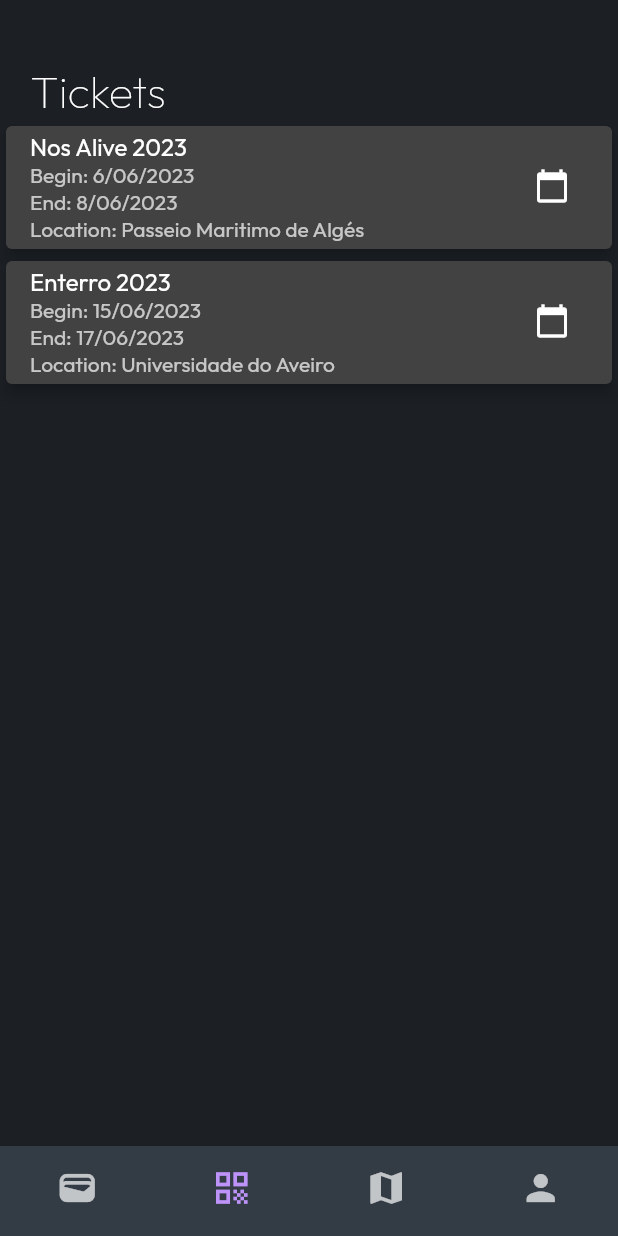
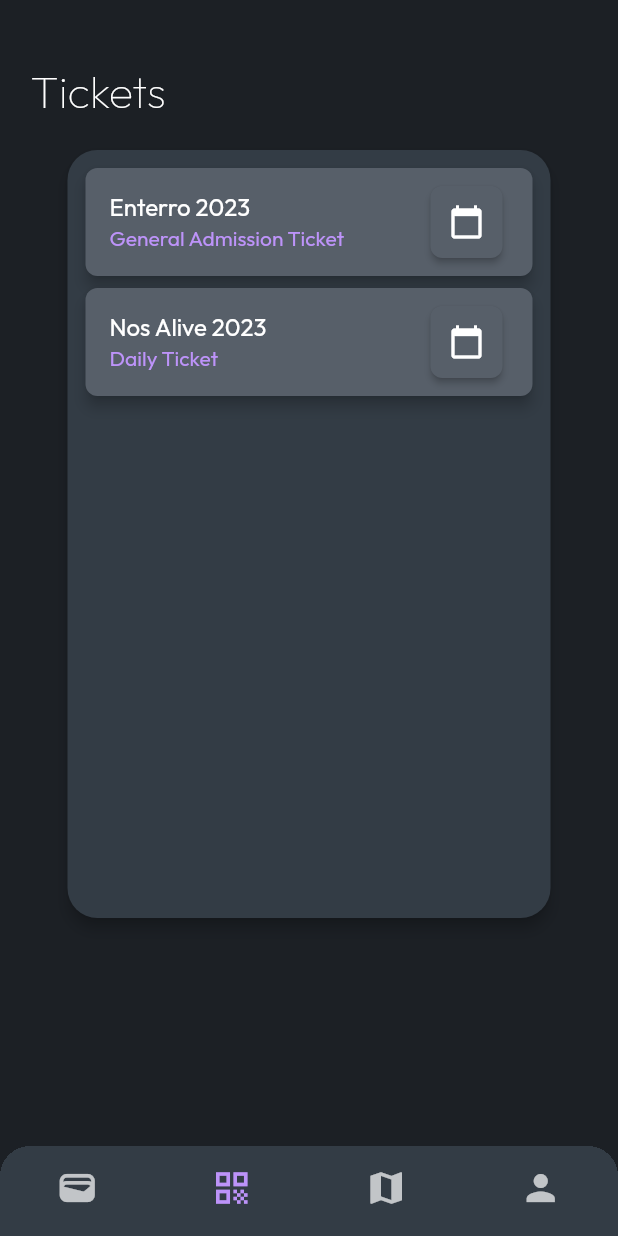
Before and after one commit to FranciscoCardita/social-summit, a Flutter app: the Tickets screen opened directly, on a phone screen of 412 x 824 dp. Run offline on Flutter 3.47's test engine with Material 2 defaults, Android fonts, the light colour scheme and no system bars; our stand-ins replace google_fonts, google_maps_flutter, intl_phone_field.

Commit message:
Tickets page fully functional

```diff
--- a/frontend/lib/tickets.dart
+++ b/frontend/lib/tickets.dart
@@ -10,6 +10,7 @@
   final String endDate;
   final String location;
   final String eventImage;
+  final String ticketType;
 
   Ticket({
     required this.eventName,
@@ -17,6 +18,7 @@
     required this.endDate,
     required this.location,
     required this.eventImage,
+    required this.ticketType,
   });
 }
 
@@ -68,18 +70,20 @@
   Widget build(BuildContext context) {
     List<Ticket> tickets = [
       Ticket(
+        eventName: 'Enterro 2023',
+        startDate: '22/04/2023',
+        endDate: '29/04/2023',
+        location: 'Universidade do Aveiro',
+        eventImage: 'assets/enterro.jpg',
+        ticketType: 'General Admission',
+      ),
+      Ticket(
         eventName: 'Nos Alive 2023',
         startDate: '6/06/2023',
         endDate: '8/06/2023',
         location: 'Passeio Maritimo de Algés',
         eventImage: 'assets/nos.jpg',
-      ),
-      Ticket(
-        eventName: 'Enterro 2023',
-        startDate: '15/06/2023',
-        endDate: '17/06/2023',
-        location: 'Universidade do Aveiro',
-        eventImage: 'assets/enterro.jpg',
+        ticketType: 'Daily',
       ),
     ];
 
@@ -102,9 +106,19 @@
               ),
             ],
           ),
-          SizedBox(
-            height: 400,
+          const SizedBox(height: 16),
+          Container(
+            alignment: Alignment.center,
+            height: 520,
+            width: 330,
+            child: Card(
+              shape: RoundedRectangleBorder(
+                borderRadius: BorderRadius.circular(20),
+              ),
+              color: const Color.fromRGBO(51, 60, 69, 100),
+              elevation: 4,
               child: ListView.builder(
+                padding: const EdgeInsets.all(8),
                 itemCount: tickets.length,
                 itemBuilder: (context, index) {
                   return GestureDetector(
@@ -112,18 +126,31 @@
                       _handleTicketClick(context, tickets[index]);
                     },
                     child: Card(
+                      color: const Color.fromARGB(255, 87, 95, 105),
+                      shape: RoundedRectangleBorder(
+                        borderRadius: BorderRadius.circular(8),
+                      ),
                       elevation: 4,
                       child: ListTile(
                         title: Text(tickets[index].eventName),
                         subtitle: Column(
                           crossAxisAlignment: CrossAxisAlignment.start,
                           children: [
-                        Text('Begin: ${tickets[index].startDate}'),
-                        Text('End: ${tickets[index].endDate}'),
-                        Text('Location: ${tickets[index].location}'),
+                            Text(
+                              '${tickets[index].ticketType} Ticket',
+                              style: const TextStyle(
+                                color: Color(0xFFBD93F9),
+                              )
+                            ),
                           ],
                         ),
-                    trailing: IconButton(
+                        trailing: Card(
+                          shape: RoundedRectangleBorder(
+                            borderRadius: BorderRadius.circular(8),
+                          ),
+                          color: const Color.fromRGBO(87, 95, 105, 100),
+                          elevation: 2,
+                          child: IconButton(
                             icon: const Icon(Icons.calendar_today),
                             onPressed: () {
                               _handleCalendarIconClick(context, tickets[index]);
@@ -131,14 +158,16 @@
                         ),
                         ),
                       ),
+                    ),
                   );
                 },
               ),
+            )
           ),
       ]),
       bottomNavigationBar: Container(
+        clipBehavior: Clip.hardEdge,
         decoration: const BoxDecoration(
-          color: Colors.white,
           borderRadius: BorderRadius.only(
             topLeft: Radius.circular(20.0),
             topRight: Radius.circular(20.0),
@@ -157,7 +186,7 @@
       context: context,
       builder: (BuildContext context) {
         return AlertDialog(
-          title: const Text('Cartaz'),
+          title: const Text('Lineup'),
           content: Image.asset(ticket.eventImage),
           actions: [
             TextButton(
@@ -177,14 +206,34 @@
     context: context,
     builder: (BuildContext context) {
       return AlertDialog(
+        shape: RoundedRectangleBorder(
+          borderRadius: BorderRadius.circular(10),
+        ),
+        backgroundColor: const Color.fromARGB(255, 51, 60, 69),
         title: Text(ticket.eventName),
         content: Column(
           crossAxisAlignment: CrossAxisAlignment.start,
           mainAxisSize: MainAxisSize.min,
           children: [
-            Text('Local: ' + ticket.location),
-            Text('Begin: ' + ticket.startDate),
-            Text('End: ' + ticket.endDate),
+            Image.asset(
+              'assets/qr.png',
+            ),
+            const SizedBox(height: 16),
+            Row(
+              children: [
+                const Text('Place: ', style: TextStyle(fontWeight: FontWeight.w100)),
+                Text(ticket.location, style: const TextStyle(fontWeight: FontWeight.bold))
+              ],
+            ),
+            const SizedBox(height: 8),
+            Row(
+              children: [
+                const Text('Date: ', style: TextStyle(fontWeight: FontWeight.w100)),
+                Text(ticket.startDate, style: const TextStyle(fontWeight: FontWeight.bold)),
+                const Text(' - ', style: TextStyle(fontWeight: FontWeight.w100)),
+                Text(ticket.endDate, style: const TextStyle(fontWeight: FontWeight.bold))
+              ],
+            ),
           ],
         ),
         actions: [
```
Lines whose indentation alone changed are shown as unchanged.
